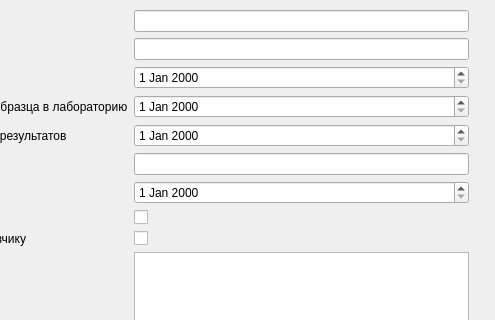
This is addDialog.ui in SerafimD/Protocol as Qt 5 draws it before an edit; both pictures show x 112 to 607 and y 0 to 320 of the 607 by 478 pixel window. The edited form follows.
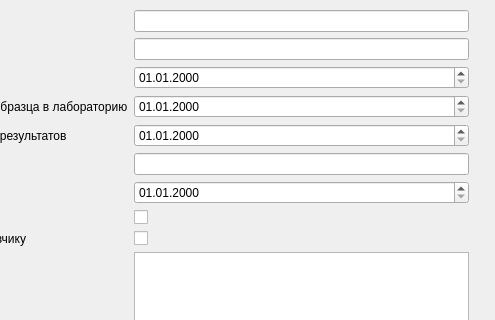
This is the edited form.

```diff
--- a/addDialog.ui
+++ b/addDialog.ui
@@ -59,7 +59,11 @@
      </widget>
     </item>
     <item row="7" column="1">
-     <widget class="QDateEdit" name="dateEdit_DateReceiptResults"/>
+     <widget class="QDateEdit" name="dateEdit_DateReceiptResults">
+      <property name="displayFormat">
+       <string>dd.MM.yyyy</string>
+      </property>
+     </widget>
     </item>
     <item row="13" column="1">
      <widget class="QTextEdit" name="textEdit_Comment"/>
@@ -72,7 +76,11 @@
      </widget>
     </item>
     <item row="10" column="1">
-     <widget class="QDateEdit" name="dateEdit_DatePay"/>
+     <widget class="QDateEdit" name="dateEdit_DatePay">
+      <property name="displayFormat">
+       <string>dd.MM.yyyy</string>
+      </property>
+     </widget>
     </item>
     <item row="8" column="1">
      <widget class="QLineEdit" name="lineEdit_AccountNumber"/>
@@ -85,7 +93,11 @@
      </widget>
     </item>
     <item row="4" column="1">
-     <widget class="QDateEdit" name="dateEdit_DateTransferLaboratory"/>
+     <widget class="QDateEdit" name="dateEdit_DateTransferLaboratory">
+      <property name="displayFormat">
+       <string>dd.MM.yyyy</string>
+      </property>
+     </widget>
     </item>
     <item row="2" column="1">
      <widget class="QLineEdit" name="lineEdit_Code"/>
@@ -147,7 +159,11 @@
      </widget>
     </item>
     <item row="3" column="1">
-     <widget class="QDateEdit" name="dateEdit_DateOfReceipt"/>
+     <widget class="QDateEdit" name="dateEdit_DateOfReceipt">
+      <property name="displayFormat">
+       <string>dd.MM.yyyy</string>
+      </property>
+     </widget>
     </item>
     <item row="1" column="0">
      <widget class="QLabel" name="label_ContractNumber">
```
